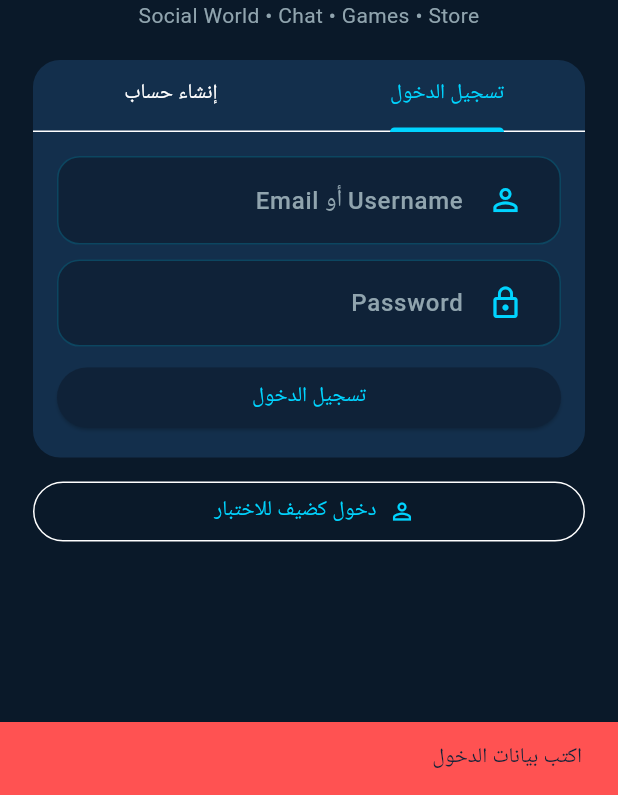
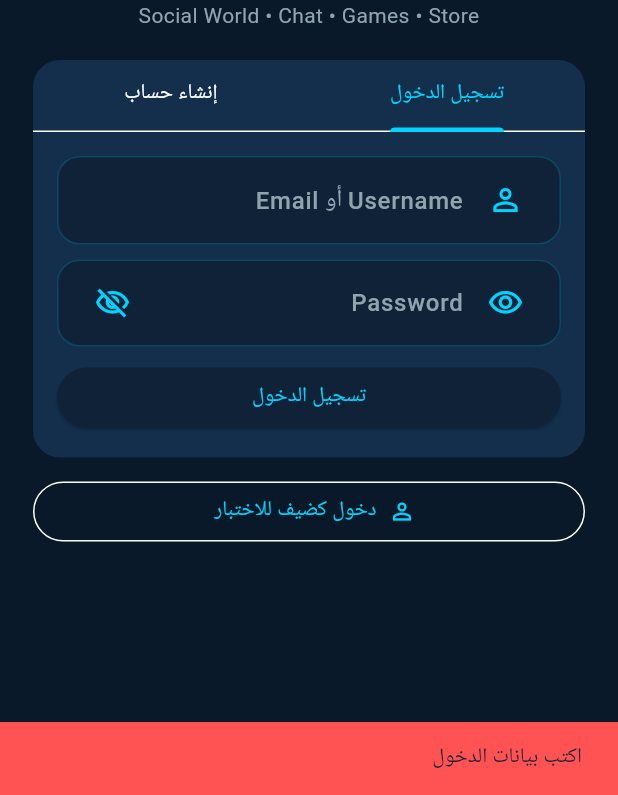
Before and after one commit to meslammo/NEXO-prototype-, a Flutter app: the screen it shows after launch, after a tap on "تسجيل الدخول", on a phone screen of 412 x 824 dp, the part 441-1236 px from its top. Run offline on Flutter 3.47's test engine with Material 3 defaults, Android fonts, the phone set to English and light mode, and no system bars; our stand-ins replace flutter_secure_storage, flutter_svg, in_app_purchase, shared_preferences; missing offline and left inert: chess_on_dart, flutter_webrtc; accounts and stored records are empty; network calls fail.

Commit message:
NEXO CHANGE 33 — fix login UX and password visibility

```diff
--- a/lib/screens/login_screen.dart
+++ b/lib/screens/login_screen.dart
@@ -8,13 +8,21 @@ class _LoginScreenState extends State<LoginScreen> with SingleTickerProviderStat
   late final TabController tabs;
   final id=TextEditingController(),pass=TextEditingController(),user=TextEditingController(),email=TextEditingController(),name=TextEditingController(),regPass=TextEditingController(),confirm=TextEditingController();
   @override void initState(){super.initState();tabs=TabController(length:2,vsync:this);}
+  bool showPass=false,showRegPass=false,showConfirm=false;
   @override void dispose(){tabs.dispose();for(final c in [id,pass,user,email,name,regPass,confirm]){c.dispose();}super.dispose();}
   void msg(String s)=>ScaffoldMessenger.of(context).showSnackBar(SnackBar(content:Text(s),backgroundColor:Colors.redAccent));
-  Future<void> loginNow() async{if(id.text.trim().isEmpty||pass.text.isEmpty){msg('اكتب بيانات الدخول');return;}try{await context.read<AuthService>().login(id.text,pass.text);}catch(e){msg(e.toString());}}
+  String authError(Object e){
+    final m=e.toString();
+    if(m.contains('API 401')||m.contains('INVALID_CREDENTIALS')) return 'اسم المستخدم أو كلمة السر غير صحيحة';
+    if(m.contains('API 403')||m.contains('ACCOUNT_BANNED')) return 'الحساب موقوف';
+    if(m.contains('No session token')) return 'تعذر إنشاء جلسة الدخول';
+    return m;
+  }
+  Future<void> loginNow() async{if(id.text.trim().isEmpty||pass.text.isEmpty){msg('اكتب بيانات الدخول');return;}FocusManager.instance.primaryFocus?.unfocus();try{await context.read<AuthService>().login(id.text.trim(),pass.text);}catch(e){msg(authError(e));}}
   Future<void> registerNow() async{if(user.text.trim().length<3||email.text.trim().isEmpty){msg('راجع بيانات الحساب');return;}if(regPass.text.length<8||regPass.text!=confirm.text){msg('كلمة السر لازم تكون 8 أحرف ومتطابقة');return;}try{await context.read<AuthService>().register(username:user.text,email:email.text,displayName:name.text,password:regPass.text);}catch(e){msg(e.toString());}}
   Future<void> guestNow() async{try{await context.read<AuthService>().guest();}catch(e){msg(e.toString());}}
   InputDecoration dec(String h,IconData i)=>InputDecoration(hintText:h,hintStyle:const TextStyle(color:NexoColors.textSecondary),prefixIcon:Icon(i,color:NexoColors.primary),filled:true,fillColor:NexoColors.card,border:OutlineInputBorder(borderRadius:BorderRadius.all(Radius.circular(15)),borderSide:BorderSide.none));
-  Widget f(TextEditingController c,String h,IconData i,{bool obscure=false,TextInputType? type})=>Container(
+  Widget f(TextEditingController c,String h,IconData i,{bool obscure=false,bool visible=false,VoidCallback? onToggle,TextInputType? type})=>Container(
     margin:const EdgeInsets.only(bottom:10),
     padding:const EdgeInsets.symmetric(horizontal:12,vertical:2),
     decoration:BoxDecoration(
@@ -24,13 +32,18 @@ class _LoginScreenState extends State<LoginScreen> with SingleTickerProviderStat
     ),
     child:TextField(
       controller:c,
-      obscureText:obscure,
+      obscureText:obscure && !visible,
       keyboardType:type,
       style:const TextStyle(color:Colors.white,fontWeight:FontWeight.w600),
       decoration:InputDecoration(
         hintText:h,
         hintStyle:const TextStyle(color:NexoColors.textSecondary,fontWeight:FontWeight.w500),
         prefixIcon:Icon(i,color:NexoColors.primary),
+        suffixIcon: obscure ? IconButton(
+          tooltip: visible ? 'إخفاء كلمة السر' : 'إظهار كلمة السر',
+          onPressed:onToggle,
+          icon:Icon(visible ? Icons.visibility_outlined : Icons.visibility_off_outlined,color:NexoColors.primary),
+        ) : null,
         border:InputBorder.none,
         enabledBorder:InputBorder.none,
         focusedBorder:InputBorder.none,
@@ -70,7 +83,7 @@ class _LoginScreenState extends State<LoginScreen> with SingleTickerProviderStat
                                 child: Column(
                                   children: [
                                     f(id, 'Username أو Email', Icons.person_outline),
-                                    f(pass, 'Password', Icons.lock_outline, obscure: true),
+                                    f(pass, 'Password', Icons.visibility_outlined, obscure: true, visible: showPass, onToggle:()=>setState(()=>showPass=!showPass)),
                                     SizedBox(
                                       width: double.infinity,
                                       child: ElevatedButton(onPressed: busy ? null : loginNow, child: Text(busy ? 'جارٍ الدخول...' : 'تسجيل الدخول')),
@@ -86,8 +99,8 @@ class _LoginScreenState extends State<LoginScreen> with SingleTickerProviderStat
                                   f(user, 'Username', Icons.alternate_email),
                                   f(name, 'Display Name', Icons.person_outline),
                                   f(email, 'Email', Icons.email_outlined, type: TextInputType.emailAddress),
-                                  f(regPass, 'Password', Icons.lock_outline, obscure: true),
-                                  f(confirm, 'Confirm Password', Icons.lock_reset, obscure: true),
+                                  f(regPass, 'Password', Icons.visibility_outlined, obscure: true, visible: showRegPass, onToggle:()=>setState(()=>showRegPass=!showRegPass)),
+                                  f(confirm, 'Confirm Password', Icons.visibility_outlined, obscure: true, visible: showConfirm, onToggle:()=>setState(()=>showConfirm=!showConfirm)),
                                   SizedBox(
                                     width: double.infinity,
                                     child: ElevatedButton(onPressed: busy ? null : registerNow, child: Text(busy ? 'جارٍ الإنشاء...' : 'إنشاء حساب')),
```
